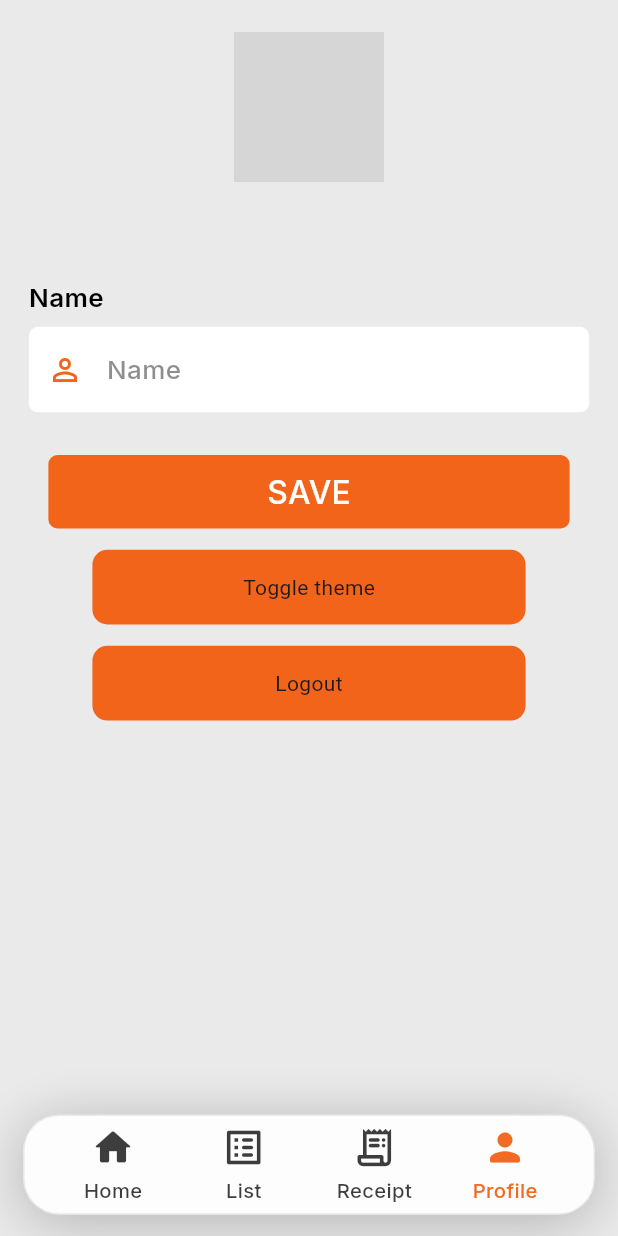
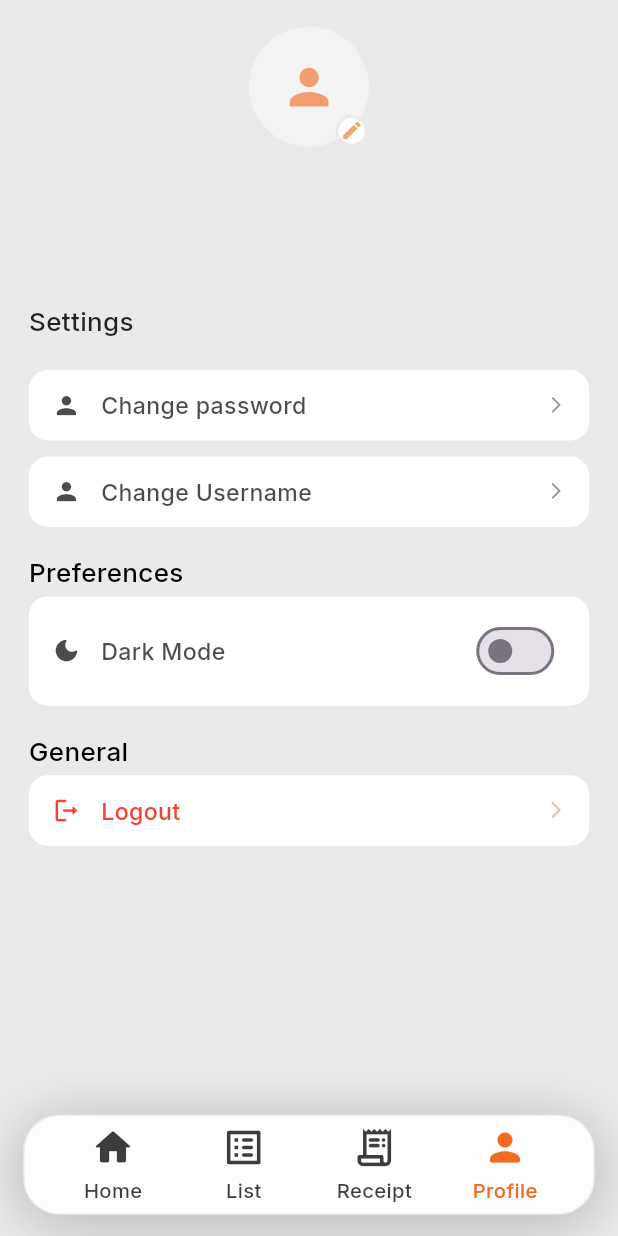
Before and after one commit to Marwanebrahim/recipe_app_quriv, a Flutter app: the MainNavigation screen opened by its route, item 4 of the bottom bar chosen, on a phone screen of 412 x 824 dp. Run offline on Flutter 3.47's test engine with Material 3 defaults, Android fonts, the phone set to English and light mode, and no system bars; our stand-ins replace cached_network_image, cloud_firestore, dartz, dio, equatable, firebase_auth and 8 more; accounts and stored records are empty; network calls fail; grey boxes are pictures that could not be loaded.

Commit message:
feat: Add image picking functionality to user profile; implement ImagePickerService, update ProfileBloc and UI components

```diff
--- a/lib/core/error/exceptions.dart
+++ b/lib/core/error/exceptions.dart
@@ -3,3 +3,5 @@ class ServerException implements Exception {}
 class EmailAlreadyInUseException implements Exception {}
 
 class InvalidCredentialsException implements Exception {}
+
+class ImageStorageException implements Exception {}
--- a/lib/core/error/failures.dart
+++ b/lib/core/error/failures.dart
@@ -22,3 +22,7 @@ class EmailAlreadyInUseFailure extends Failure {
 class InvalidCredentialsFailure extends Failure {
   const InvalidCredentialsFailure() : super(message: 'Invalid credentials');
 }
+
+class ImageStorageFailure extends Failure {
+  const ImageStorageFailure() : super(message: 'Image storage failure');
+}
--- a/lib/feature/auth/domain/entity/user_entity.dart
+++ b/lib/feature/auth/domain/entity/user_entity.dart
@@ -10,4 +10,18 @@ class UserEntity {
     required this.name,
     required this.imagePath,
   });
+
+  UserEntity copyWith({
+    String? uid,
+    String? email,
+    String? name,
+    String? imagePath,
+  }) {
+    return UserEntity(
+      uid: uid ?? this.uid,
+      email: email ?? this.email,
+      name: name ?? this.name,
+      imagePath: imagePath ?? this.imagePath,
+    );
+  }
 }
--- a/lib/feature/profile/domain/repository/profile_repository.dart
+++ b/lib/feature/profile/domain/repository/profile_repository.dart
@@ -7,4 +7,5 @@ abstract class ProfileRepository {
   Future<Either<Failure, UserEntity>> updateUserProfile({
   required UserEntity userEntity,
   });
+  Future<Either<Failure, String>> pickImage();
 }
--- /dev/null
+++ b/lib/feature/profile/domain/use-case/pick_image_use_case.dart
@@ -0,0 +1,20 @@
+import 'package:dartz/dartz.dart';
+import 'package:recipe_app_quriv/core/error/failures.dart';
+import 'package:recipe_app_quriv/feature/auth/domain/entity/user_entity.dart';
+import 'package:recipe_app_quriv/feature/profile/domain/repository/profile_repository.dart';
+
+class PickImageUseCase {
+  final ProfileRepository profileRepository;
+
+  PickImageUseCase({required this.profileRepository});
+  Future<Either<Failure, String>> call({required UserEntity user}) async {
+    final imageResult = await profileRepository.pickImage();
+    final updatedUser = user.copyWith(
+      imagePath: imageResult.fold((l) => user.imagePath, (r) => r),
+    );
+    final result = await profileRepository.updateUserProfile(
+      userEntity: updatedUser,
+    );
+    return result.fold((l) => Left(l), (r) => Right(r.imagePath!));
+  }
+}
--- a/lib/feature/profile/presentation/bloc/profile_event.dart
+++ b/lib/feature/profile/presentation/bloc/profile_event.dart
@@ -19,6 +19,11 @@ class UpdateProfileEvent extends ProfileEvent {
   List<Object?> get props => [name, imagePath];
 }
 
+class PickImageEvent extends ProfileEvent {
+  @override
+  List<Object?> get props => [];
+}
+
 class LogoutEvent extends ProfileEvent {
   @override
   List<Object?> get props => [];
--- a/lib/feature/profile/presentation/screens/profile_screen.dart
+++ b/lib/feature/profile/presentation/screens/profile_screen.dart
@@ -1,19 +1,18 @@
-import 'dart:io';
-
 import 'package:flutter/material.dart';
 import 'package:flutter_bloc/flutter_bloc.dart';
 import 'package:flutter_screenutil/flutter_screenutil.dart';
-import 'package:image_picker/image_picker.dart';
-import 'package:recipe_app_quriv/core/constants/app_assets.dart';
 import 'package:recipe_app_quriv/core/helpers/extensions.dart';
-import 'package:recipe_app_quriv/core/helpers/validators.dart';
+import 'package:recipe_app_quriv/core/routing/app_routes.dart';
 import 'package:recipe_app_quriv/core/theme/app_theme.dart';
 import 'package:recipe_app_quriv/core/theme/cubit/theme_cubit.dart';
-import 'package:recipe_app_quriv/feature/auth/presentation/widgets/custom_text_form_field.dart';
+import 'package:recipe_app_quriv/feature/auth/domain/entity/user_entity.dart';
 import 'package:recipe_app_quriv/feature/profile/presentation/bloc/profile_bloc.dart';
 import 'package:recipe_app_quriv/feature/profile/presentation/bloc/profile_event.dart';
 import 'package:recipe_app_quriv/feature/profile/presentation/bloc/profile_state.dart';
-import 'package:recipe_app_quriv/shared/widgets/custom_button_widget.dart';
+import 'package:recipe_app_quriv/feature/profile/presentation/widgets/profile_header.dart';
+import 'package:recipe_app_quriv/feature/profile/presentation/widgets/profile_menu_tile.dart';
+import 'package:recipe_app_quriv/feature/profile/presentation/widgets/user_name_bottom_sheet.dart';
+import 'package:skeletonizer/skeletonizer.dart';
 
 class ProfileScreen extends StatefulWidget {
   const ProfileScreen({super.key});
@@ -23,205 +22,135 @@ class ProfileScreen extends StatefulWidget {
 }
 
 class _ProfileScreenState extends State<ProfileScreen> {
-  final _nameController = TextEditingController();
-  final _formKey = GlobalKey<FormState>();
-
-  // Local preview only, until Save is pressed - the bloc doesn't know
-  // about this until UpdateProfileEvent fires.
-  String? _pickedImagePath;
-  bool _nameFieldSeeded = false;
-
-  @override
-  void dispose() {
-    _nameController.dispose();
-    super.dispose();
-  }
-
-  Future<void> _pickImage() async {
-    final file = await ImagePicker().pickImage(
-      source: ImageSource.gallery,
-      imageQuality: 80,
-    );
-    if (file != null) {
-      setState(() => _pickedImagePath = file.path);
-    }
-  }
-
   @override
   Widget build(BuildContext context) {
-    final colors = context.appColors;
-    final textStyles = context.appTextStyles;
-
+    final appTextStyle = context.appTextStyles;
     return AnimatedTheme(
       data: context.isDarkMode ? AppTheme.darkTheme : AppTheme.lightTheme,
-      duration: const Duration(milliseconds: 500),
-      child: Scaffold(
-        body: SafeArea(
-          child: BlocConsumer<ProfileBloc, ProfileState>(
-            listener: (context, state) {
-              if (state is ProfileSuccessState && !_nameFieldSeeded) {
-                _nameController.text = state.user.name;
-                _nameFieldSeeded = true;
-              }
-              if (state is ProfileErrorState) {
-                ScaffoldMessenger.of(
-                  context,
-                ).showSnackBar(SnackBar(content: Text(state.message)));
+      child: BlocBuilder<ProfileBloc, ProfileState>(
+        buildWhen: (previous, current) =>
+            current is ProfileSuccessState ||
+            current is ProfileErrorState ||
+            current is ProfileUpdatingState ||
+            current is ProfileLoadingState,
+        builder: (context, state) {
+          if (state is ProfileLoadingState) {
+            return Skeletonizer(
+              child: _profileContent(
+                context: context,
+                profile: UserEntity(
+                  uid: "",
+                  email: "email",
+                  name: "name",
+                  imagePath: "imagePath",
+                ),
+              ),
+            );
+          } else if (state is ProfileSuccessState) {
+            return BlocProvider.value(
+              value: context.read<ProfileBloc>(),
+              child: _profileContent(context: context, profile: state.user),
+            );
+          } else if (state is ProfileUpdatingState) {
+            return BlocProvider.value(
+              value: context.read<ProfileBloc>(),
+              child: _profileContent(context: context, profile: state.user),
+            );
+          } else if (state is ProfileErrorState) {
+            return Center(
+              child: Text(state.message, style: appTextStyle.bodyMedium),
+            );
+          } else {
+            return const SizedBox.shrink();
           }
         },
-            builder: (context, state) {
-              if (state is ProfileInitialState ||
-                  state is ProfileLoadingState) {
-                return const Center(child: CircularProgressIndicator());
-              }
-
-              final user = state is ProfileSuccessState
-                  ? state.user
-                  : state is ProfileUpdatingState
-                  ? state.user
-                  : null;
-
-              if (user == null) {
-                return Center(
-                  child: Text(
-                    "Couldn't load your profile",
-                    style: textStyles.bodyMedium,
       ),
     );
   }
 
-              final isSaving = state is ProfileUpdatingState;
-              final displayImagePath = _pickedImagePath ?? user.imagePath;
-
-              return Form(
-                key: _formKey,
-                child: SingleChildScrollView(
-                  padding: EdgeInsets.symmetric(
-                    horizontal: 20.w,
-                    vertical: 24.h,
+  Widget _profileContent({
+    required BuildContext context,
+    required UserEntity profile,
+  }) {
+    final colors = context.appColors;
+    final appTextStyle = context.appTextStyles;
+    return Padding(
+      padding: EdgeInsets.fromLTRB(
+        20.w,
+        MediaQuery.paddingOf(context).top + 20.h,
+        20.w,
+        MediaQuery.paddingOf(context).bottom,
       ),
       child: Column(
+        crossAxisAlignment: CrossAxisAlignment.start,
         children: [
-                      Stack(
-                        children: [
-                          CircleAvatar(
-                            radius: 56.r,
-                            backgroundColor: colors.lightBackground,
-                            backgroundImage: displayImagePath != null
-                                ? FileImage(File(displayImagePath))
-                                      as ImageProvider
-                                : const AssetImage(AppAssets.userAvatar),
-                          ),
-                          Positioned(
-                            bottom: 0,
-                            right: 0,
-                            child: GestureDetector(
-                              onTap: _pickImage,
-                              child: CircleAvatar(
-                                radius: 18.r,
-                                backgroundColor: colors.primary,
-                                child: const Icon(
-                                  Icons.camera_alt,
-                                  color: Colors.white,
-                                  size: 18,
+          ProfileHeader(profile: profile),
+          SizedBox(height: 50.h),
+          Text(
+            "Settings",
+            style: appTextStyle.bodyLarge.copyWith(
+              color: colors.black.withValues(alpha: 0.85),
             ),
           ),
+          SizedBox(height: 20),
+          ProfileMenuTile(
+            title: "Change password",
+            icon: Icons.person,
+            onTap: () {},
           ),
-                          ),
-                        ],
-                      ),
-                      SizedBox(height: 16.h),
-                      Text(
-                        user.email,
-                        style: textStyles.bodySmall.copyWith(
-                          color: colors.grey,
-                        ),
-                      ),
-                      SizedBox(height: 32.h),
-                      Align(
-                        alignment: Alignment.centerLeft,
-                        child: Text("Name", style: textStyles.formLabel),
-                      ),
-                      SizedBox(height: 8.h),
-                      CustomTextFormField(
-                        controller: _nameController,
-                        isObsecure: false,
-                        validator: (value) => Validators.nameValidator(value),
-                        hintWidget: Text(
-                          "Name",
-                          style: textStyles.bodyLarge.copyWith(
-                            color: colors.text.withValues(alpha: 0.6),
-                          ),
-                        ),
-                        prefixIcon: Icon(
-                          Icons.person_outline,
-                          color: colors.primary,
-                        ),
-                      ),
-                      SizedBox(height: 32.h),
-                      CustomButtonWidget(
-                        height: 55,
-                        width: 361,
-                        borderRadius: 6,
-                        backgroundColor: colors.primary,
-                        onTap: isSaving
-                            ? () {}
-                            : () {
-                                if (_formKey.currentState!.validate()) {
-                                  context.read<ProfileBloc>().add(
-                                    UpdateProfileEvent(
-                                      name: _nameController.text.trim(),
-                                      imagePath: displayImagePath,
-                                    ),
-                                  );
-                                }
-                              },
-                        child: Center(
-                          child: isSaving
-                              ? SizedBox(
-                                  height: 22,
-                                  width: 22,
-                                  child: CircularProgressIndicator(
-                                    strokeWidth: 2,
-                                    color: colors.white,
-                                  ),
-                                )
-                              : Text('SAVE', style: textStyles.buttonLarge),
-                        ),
-                      ),
-                      SizedBox(height: 16.h),
-                      CustomButtonWidget(
-                        height: 56,
-                        width: 300,
-                        borderRadius: 10,
-                        backgroundColor: colors.primary,
+          SizedBox(height: 4.h),
+          ProfileMenuTile(
+            title: "Change Username",
+            icon: Icons.person,
             onTap: () {
-                          context.read<ThemeCubit>().updateTheme(
-                            context.isDarkMode
-                                ? ThemeMode.light
-                                : ThemeMode.dark,
+              final profileBloc = context.read<ProfileBloc>();
+              showModalBottomSheet(
+                context: context,
+                backgroundColor: colors.background,
+                builder: (sheetContext) {
+                  return BlocProvider.value(
+                    value: profileBloc,
+                    child: const UserNameBottomSheet(),
                   );
                 },
-                        child: const Center(child: Text('Toggle theme')),
-                      ),
-                      SizedBox(height: 16.h),
-                      CustomButtonWidget(
-                        height: 56,
-                        width: 300,
-                        borderRadius: 10,
-                        backgroundColor: colors.primary,
-                        onTap: () {
-                          context.read<ProfileBloc>().add(LogoutEvent());
-                        },
-                        child: const Center(child: Text('Logout')),
-                      ),
-                    ],
-                  ),
-                ),
               );
             },
           ),
+          SizedBox(height: 12.h),
+          Text("Preferences", style: appTextStyle.bodyLarge),
+          SizedBox(height: 4.h),
+          ProfileMenuTile(
+            title: "Dark Mode",
+            icon: Icons.dark_mode_rounded,
+            usedForNavigation: false,
+            trailing: Switch(
+              value: context.isDarkMode,
+              activeTrackColor: colors.primary.withValues(alpha: 0.35),
+              activeThumbColor: colors.primary.withValues(alpha: 0.8),
+              onChanged: (value) => context.read<ThemeCubit>().updateTheme(
+                context.isDarkMode ? ThemeMode.light : ThemeMode.dark,
               ),
+            ),
+            onTap: () {},
+          ),
+
+          SizedBox(height: 12.h),
+          Text("General", style: appTextStyle.bodyLarge),
+          SizedBox(height: 4.h),
+          ProfileMenuTile(
+            title: "Logout",
+            icon: Icons.logout_rounded,
+            isDanger: true,
+            onTap: () {
+              context.read<ProfileBloc>().add(LogoutEvent());
+              Navigator.pushNamedAndRemoveUntil(
+                context,
+                AppRoutes.landingPage,
+                (route) => false,
+              );
+            },
+          ),
+        ],
       ),
     );
   }
--- /dev/null
+++ b/lib/feature/profile/presentation/widgets/profile_header.dart
@@ -0,0 +1,113 @@
+import 'dart:io';
+
+import 'package:flutter/material.dart';
+import 'package:flutter_bloc/flutter_bloc.dart';
+import 'package:flutter_screenutil/flutter_screenutil.dart';
+import 'package:recipe_app_quriv/core/helpers/extensions.dart';
+import 'package:recipe_app_quriv/feature/auth/domain/entity/user_entity.dart';
+import 'package:recipe_app_quriv/feature/profile/presentation/bloc/profile_bloc.dart';
+import 'package:recipe_app_quriv/feature/profile/presentation/bloc/profile_event.dart';
+import 'package:recipe_app_quriv/feature/profile/presentation/bloc/profile_state.dart';
+
+class ProfileHeader extends StatelessWidget {
+  const ProfileHeader({super.key, required this.profile});
+  final UserEntity profile;
+
+  @override
+  Widget build(BuildContext context) {
+    final colors = context.appColors;
+    final appTextStyle = context.appTextStyles;
+    return Center(
+      child: Column(
+        children: [
+          Stack(
+            children: [
+              CircleAvatar(
+                radius: 40,
+                backgroundColor: colors.lightBackground,
+                child: profile.imagePath != null
+                    ? ClipOval(
+                        child: Image.file(
+                          File(profile.imagePath!),
+                          width: 80.w,
+                          height: 80.h,
+                          fit: BoxFit.cover,
+                          errorBuilder: (context, error, stackTrace) => Icon(
+                            Icons.person,
+                            size: 40.w,
+                            color: colors.primary.withValues(alpha: 0.6),
+                          ),
+                        ),
+                      )
+                    : Icon(
+                        Icons.person,
+                        size: 40.w,
+                        color: colors.primary.withValues(alpha: 0.6),
+                      ),
+              ),
+              BlocBuilder<ProfileBloc, ProfileState>(
+                buildWhen: (previous, current) =>
+                    current is ProfileUpdatingState ||
+                    current is ProfileSuccessState,
+                builder: (context, state) {
+                  if (state is! ProfileUpdatingState) {
+                    return const SizedBox.shrink();
+                  }
+                  return Positioned.fill(
+                    child: Container(
+                      decoration: BoxDecoration(
+                        shape: BoxShape.circle,
+                        color: Colors.black.withValues(alpha: 0.35),
+                      ),
+                      child: const Center(
+                        child: SizedBox(
+                          height: 22,
+                          width: 22,
+                          child: CircularProgressIndicator(
+                            strokeWidth: 2,
+                            color: Colors.white,
+                          ),
+                        ),
+                      ),
+                    ),
+                  );
+                },
+              ),
+              Positioned(
+                right: 0,
+                bottom: 0,
+                child: GestureDetector(
+                  onTap: () =>
+                      context.read<ProfileBloc>().add(PickImageEvent()),
+                  child: Container(
+                    width: 24.w,
+                    height: 24.h,
+                    decoration: BoxDecoration(
+                      color: colors.white,
+                      shape: BoxShape.circle,
+                      border: Border.all(color: colors.background, width: 2),
+                    ),
+                    child: Icon(
+                      Icons.edit,
+                      size: 16.w,
+                      color: colors.primary.withValues(alpha: 0.6),
+                    ),
+                  ),
+                ),
+              ),
+            ],
+          ),
+          SizedBox(height: 12.h),
+          Text(profile.name, style: appTextStyle.bodyLarge),
+          SizedBox(height: 2.h),
+          Text(
+            profile.email,
+            style: appTextStyle.bodySmall.copyWith(
+              color: colors.black.withValues(alpha: 0.6),
+            ),
+          ),
+        ],
+      ),
+    );
+  }
+}
--- /dev/null
+++ b/lib/feature/profile/presentation/widgets/profile_menu_tile.dart
@@ -0,0 +1,61 @@
+import 'package:flutter/material.dart';
+import 'package:flutter_screenutil/flutter_screenutil.dart';
+import 'package:recipe_app_quriv/core/helpers/extensions.dart';
+
+class ProfileMenuTile extends StatelessWidget {
+  final IconData icon;
+  final String title;
+  final VoidCallback onTap;
+  final bool isDanger;
+  final bool usedForNavigation;
+  final Widget? trailing;
+  const ProfileMenuTile({
+    super.key,
+    required this.icon,
+    required this.title,
+    required this.onTap,
+    this.isDanger = false,
+    this.trailing,
+    this.usedForNavigation = true,
+  });
+
+  @override
+  Widget build(BuildContext context) {
+    final colors = context.appColors;
+    final textStyles = context.appTextStyles;
+    final color = isDanger ? colors.error : colors.black.withValues(alpha: 0.7);
+
+    return GestureDetector(
+      onTap: onTap,
+      child: Container(
+        margin: EdgeInsets.only(bottom: 8.h),
+        padding: EdgeInsets.symmetric(horizontal: 16.w, vertical: 14.h),
+        decoration: BoxDecoration(
+          color: colors.white,
+          borderRadius: BorderRadius.circular(14.r),
+        ),
+        child: Row(
+          children: [
+            Icon(icon, size: 20.w, color: color),
+            SizedBox(width: 14.w),
+            Expanded(
+              child: Text(
+                title,
+                style: textStyles.bodyMedium.copyWith(color: color),
+              ),
+            ),
+            SizedBox(width: 4.w),
+            ?trailing,
+            SizedBox(width: 4.w),
+            if (usedForNavigation)
+              Icon(
+                Icons.arrow_forward_ios_rounded,
+                size: 14.w,
+                color: color.withValues(alpha: 0.4),
+              ),
+          ],
+        ),
+      ),
+    );
+  }
+}
```
Also changed, not shown: lib/core/di/injection_container.dart (+14 -2 lines), lib/core/service/image_picker_service.dart (added, +37 -0 lines), lib/feature/profile/data/repository/profile_repository_impl.dart (+18 -2 lines), lib/feature/profile/presentation/bloc/profile_bloc.dart (+32 -7 lines), lib/feature/profile/presentation/widgets/user_name_bottom_sheet.dart (added, +77 -0 lines). Lines whose indentation alone changed are shown as unchanged.
